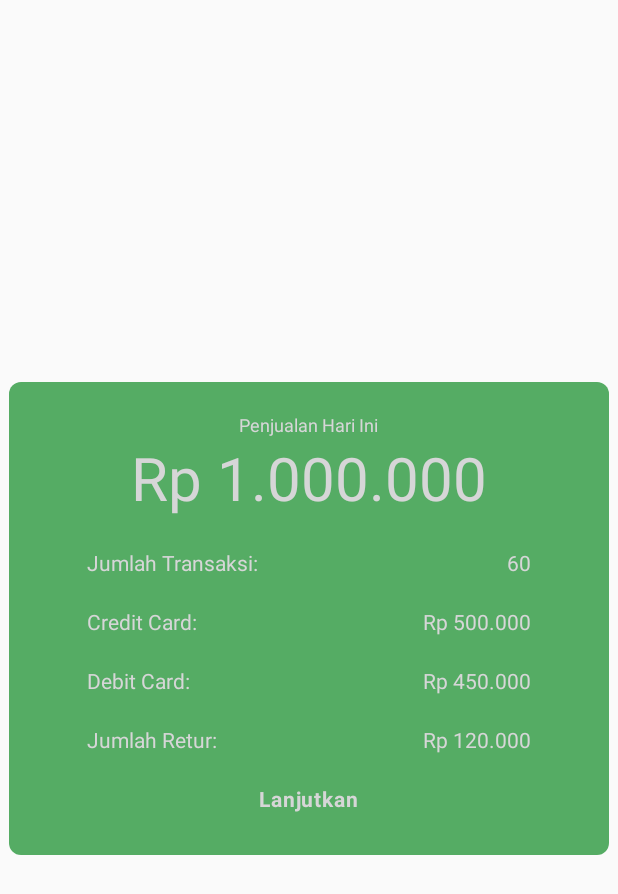
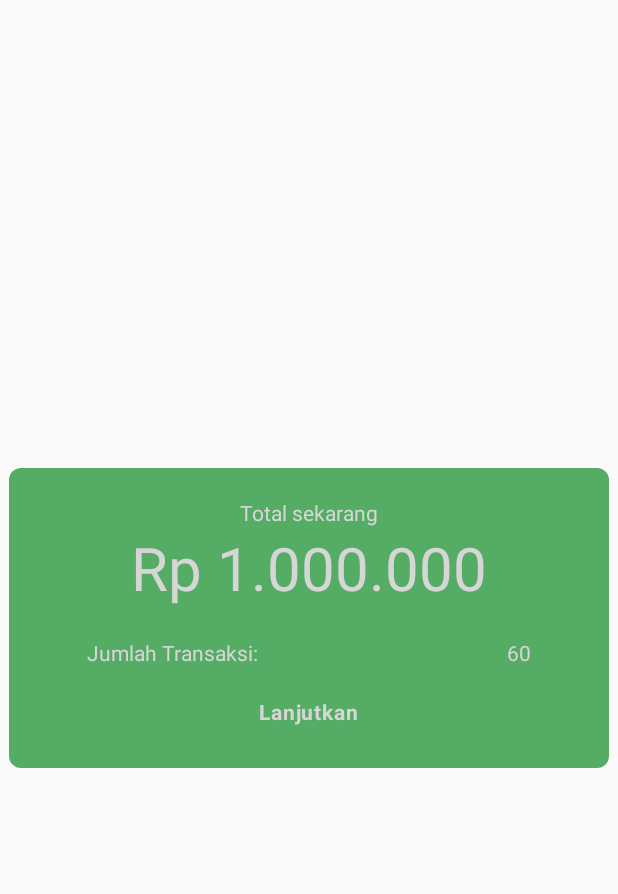
Before and after one commit to acan12/alpokat2, an Android app: the layout dialog_transaction_report_today.xml on its own in the app's theme, with its tools: preview values and no code run, on a phone screen of 412 x 824 dp. Shown: the top 894 px of the screen. Run offline under Robolectric (Android 15) with nearby library versions, the phone set to English and light mode, and no system bars.

Commit message:
add popup for show recap current transaction

```diff
--- a/app/src/main/java/com/alpokat/kasir/Setting/AppConfig.java
+++ b/app/src/main/java/com/alpokat/kasir/Setting/AppConfig.java
@@ -4,6 +4,7 @@ package com.alpokat.kasir.Setting;
 public class AppConfig {
 
 
+    public static final String IDTOKO_KEY = "id_toko";
     public static String HOST = "https://toko.alpokat.com/";
 //    public static String HOST = "http://192.168.1.9:8086/toko/";
     public static String SERVER                 = HOST + "android/";
--- a/app/src/main/res/layout/content_dialog_penjualan.xml
+++ b/app/src/main/res/layout/content_dialog_penjualan.xml
@@ -9,6 +9,12 @@
     android:orientation="vertical">
 
     <TextView
+        android:layout_width="wrap_content"
+        android:layout_height="wrap_content"
+        android:textColor="@color/color_white"
+        android:text="Total sekarang"/>
+    <TextView
+        android:id="@+id/totalTransaksi"
         android:layout_width="wrap_content"
         android:layout_height="wrap_content"
         android:text="Rp 1.000.000"
@@ -30,6 +36,7 @@
             android:textColor="@color/color_white"/>
 
         <TextView
+            android:id="@+id/jumlahTransaksi"
             android:layout_width="match_parent"
             android:layout_height="wrap_content"
             android:layout_weight="1"
@@ -38,70 +45,70 @@
             android:textColor="@color/color_white"/>
     </LinearLayout>
 
-    <LinearLayout
-        android:layout_width="match_parent"
-        android:layout_height="wrap_content"
-        android:layout_marginTop="20dp"
-        android:orientation="horizontal">
+    <!--<LinearLayout-->
+        <!--android:layout_width="match_parent"-->
+        <!--android:layout_height="wrap_content"-->
+        <!--android:layout_marginTop="20dp"-->
+        <!--android:orientation="horizontal">-->
 
-        <TextView
-            android:layout_width="match_parent"
-            android:layout_height="wrap_content"
-            android:layout_weight="1"
-            android:text="Credit Card:"
-            android:textColor="@color/color_white"/>
+        <!--<TextView-->
+            <!--android:layout_width="match_parent"-->
+            <!--android:layout_height="wrap_content"-->
+            <!--android:layout_weight="1"-->
+            <!--android:text="Credit Card:"-->
+            <!--android:textColor="@color/color_white"/>-->
 
-        <TextView
-            android:layout_width="match_parent"
-            android:layout_height="wrap_content"
-            android:layout_weight="1"
-            android:text="Rp 500.000"
-            android:textAlignment="textEnd"
-            android:textColor="@color/color_white"/>
-    </LinearLayout>
+        <!--<TextView-->
+            <!--android:layout_width="match_parent"-->
+            <!--android:layout_height="wrap_content"-->
+            <!--android:layout_weight="1"-->
+            <!--android:text="Rp 500.000"-->
+            <!--android:textAlignment="textEnd"-->
+            <!--android:textColor="@color/color_white"/>-->
+    <!--</LinearLayout>-->
 
-    <LinearLayout
-        android:layout_width="match_parent"
-        android:layout_height="wrap_content"
-        android:layout_marginTop="20dp"
-        android:orientation="horizontal">
+    <!--<LinearLayout-->
+        <!--android:layout_width="match_parent"-->
+        <!--android:layout_height="wrap_content"-->
+        <!--android:layout_marginTop="20dp"-->
+        <!--android:orientation="horizontal">-->
 
-        <TextView
-            android:layout_width="match_parent"
-            android:layout_height="wrap_content"
-            android:layout_weight="1"
-            android:text="Debit Card:"
-            android:textColor="@color/color_white"/>
+        <!--<TextView-->
+            <!--android:layout_width="match_parent"-->
+            <!--android:layout_height="wrap_content"-->
+            <!--android:layout_weight="1"-->
+            <!--android:text="Debit Card:"-->
+            <!--android:textColor="@color/color_white"/>-->
 
-        <TextView
-            android:layout_width="match_parent"
-            android:layout_height="wrap_content"
-            android:layout_weight="1"
-            android:text="Rp 450.000"
-            android:textAlignment="textEnd"
-            android:textColor="@color/color_white"/>
-    </LinearLayout>
+        <!--<TextView-->
+            <!--android:layout_width="match_parent"-->
+            <!--android:layout_height="wrap_content"-->
+            <!--android:layout_weight="1"-->
+            <!--android:text="Rp 450.000"-->
+            <!--android:textAlignment="textEnd"-->
+            <!--android:textColor="@color/color_white"/>-->
+    <!--</LinearLayout>-->
 
-    <LinearLayout
-        android:layout_width="match_parent"
-        android:layout_height="wrap_content"
-        android:layout_marginTop="20dp"
-        android:orientation="horizontal">
+    <!--<LinearLayout-->
+        <!--android:layout_width="match_parent"-->
+        <!--android:layout_height="wrap_content"-->
+        <!--android:layout_marginTop="20dp"-->
+        <!--android:orientation="horizontal">-->
 
-        <TextView
-            android:layout_width="match_parent"
-            android:layout_height="wrap_content"
-            android:layout_weight="1"
-            android:text="Jumlah Retur:"
-            android:textColor="@color/color_white"/>
+        <!--<TextView-->
+            <!--android:layout_width="match_parent"-->
+            <!--android:layout_height="wrap_content"-->
+            <!--android:layout_weight="1"-->
+            <!--android:text="Jumlah Retur:"-->
+            <!--android:textColor="@color/color_white"/>-->
 
-        <TextView
-            android:layout_width="match_parent"
-            android:layout_height="wrap_content"
-            android:layout_weight="1"
-            android:text="Rp 120.000"
-            android:textAlignment="textEnd"
-            android:textColor="@color/color_white"/>
-    </LinearLayout>
+        <!--<TextView-->
+            <!--android:layout_width="match_parent"-->
+            <!--android:layout_height="wrap_content"-->
+            <!--android:layout_weight="1"-->
+            <!--android:text="Rp 120.000"-->
+            <!--android:textAlignment="textEnd"-->
+            <!--android:textColor="@color/color_white"/>-->
+    <!--</LinearLayout>-->
 
 </LinearLayout>
--- a/app/src/main/res/layout/dialog_transaction_report_today.xml
+++ b/app/src/main/res/layout/dialog_transaction_report_today.xml
@@ -1,7 +1,7 @@
 <?xml version="1.0" encoding="utf-8"?>
 <android.support.constraint.ConstraintLayout xmlns:android="http://schemas.android.com/apk/res/android"
     xmlns:app="http://schemas.android.com/apk/res-auto"
-    android:id="@+id/dialog_root"
+    android:id="@+id/main_content_dialog"
     android:layout_width="match_parent"
     android:layout_height="match_parent">
 
@@ -21,18 +21,6 @@
         app:layout_constraintRight_toRightOf="parent"
         app:layout_constraintStart_toStartOf="parent"
         app:layout_constraintTop_toTopOf="parent">
-
-
-        <TextView
-            android:layout_width="wrap_content"
-            android:layout_height="wrap_content"
-            android:layout_gravity="center_horizontal"
-            android:gravity="center_horizontal"
-            android:lineSpacingExtra="4sp"
-            android:text="Penjualan Hari Ini"
-            android:textColor="@color/color_white"
-            android:textSize="12sp" />
-
 
         <include layout="@layout/content_dialog_penjualan" />
 
```
Also changed, not shown: app/src/main/java/com/alpokat/kasir/Activity/AppActivity.java (+2 -9 lines), app/src/main/java/com/alpokat/kasir/Activity/MainActivity.java (+9 -11 lines), app/src/main/java/com/alpokat/kasir/Activity/PenjualanBarcodeBluetoothActivity.java (+8 -4 lines), app/src/main/java/com/alpokat/kasir/Dialog/TransactionReportTodayDialog.java (+30 -2 lines), app/src/main/java/com/alpokat/kasir/Model/api/TransaksiModel.java (+9 -0 lines), app/src/main/java/com/alpokat/kasir/support/ReportUtil.java (added, +34 -0 lines).
